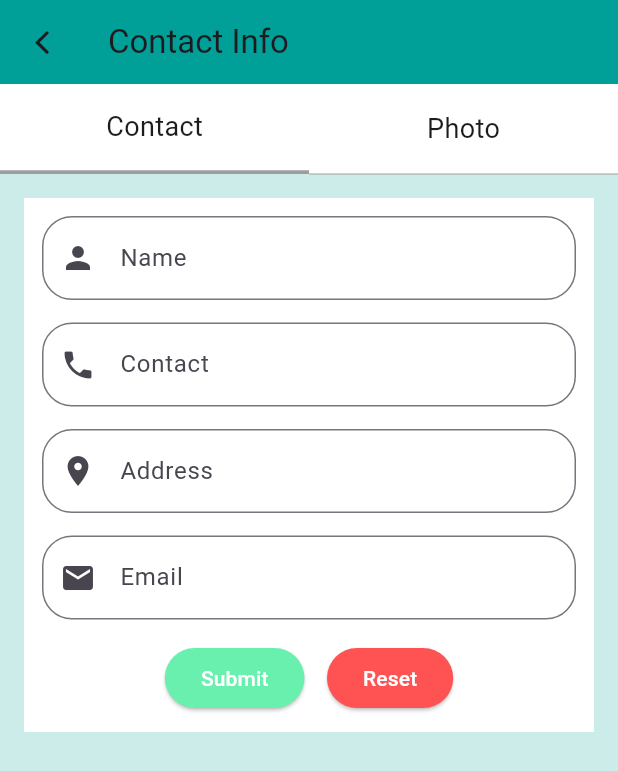
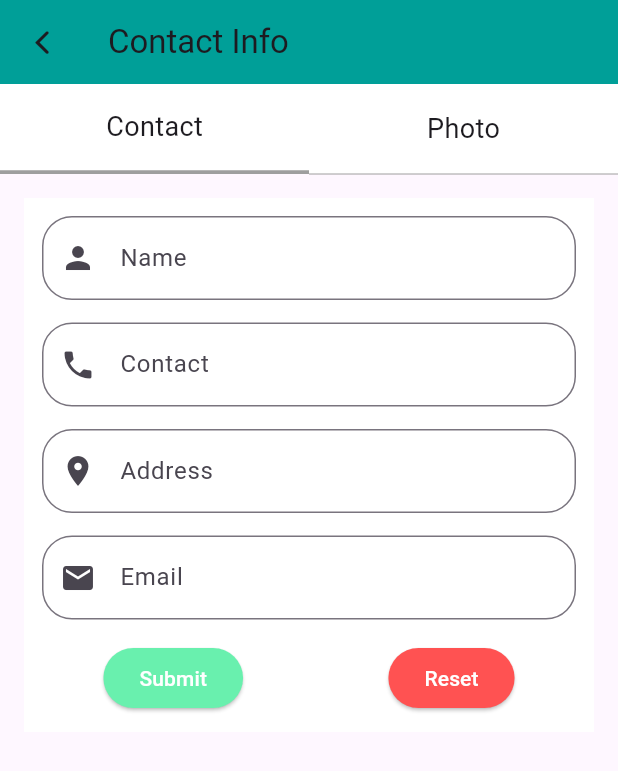
Before and after one commit to om-savani/resume_builder_app, a Flutter app: the ContactInfoPage screen opened by its route, on a phone screen of 412 x 824 dp. Shown: the top 771 px of the screen. Run offline on Flutter 3.47's test engine with Material 3 defaults, Android fonts, the phone set to English and light mode, and no system bars; missing offline and left inert: flexible_grid_view; network calls fail.

Commit message:
07/08/2024 -contect page/textformfield complete

```diff
--- a/lib/main.dart
+++ b/lib/main.dart
@@ -12,7 +12,7 @@ class MyApp extends StatelessWidget {
   Widget build(BuildContext context) {
     return MaterialApp(
       theme: ThemeData(
-        scaffoldBackgroundColor: Color(0xff009f98).withOpacity(0.2),
+        // scaffoldBackgroundColor: Color(0xff009f98).withOpacity(0.2),
         appBarTheme: AppBarTheme(
           backgroundColor: Color(0xff009f98).withOpacity(0.2),
         ),
--- a/lib/screens/buider_options_pages/contact_info/contact_info_page.dart
+++ b/lib/screens/buider_options_pages/contact_info/contact_info_page.dart
@@ -15,7 +15,12 @@ class ContactInfoPage extends StatefulWidget {
 class _ContactInfoPageState extends State<ContactInfoPage> {
   int index = 0;
   bool hide = true;
-
+  String? name, phone, address, email;
+  GlobalKey<FormState> formKey = GlobalKey<FormState>();
+  TextEditingController nameController = TextEditingController();
+  TextEditingController phoneController = TextEditingController();
+  TextEditingController addressController = TextEditingController();
+  TextEditingController emailController = TextEditingController();
   void setIndex(int i) {
     index = i;
     setState(() {});
@@ -105,10 +110,20 @@ class _ContactInfoPageState extends State<ContactInfoPage> {
                           // color: Color(0xff009f98),
                           color: Colors.white),
                       padding: const EdgeInsets.all(12),
+                      child: Form(
+                        key: formKey,
+                        child: SingleChildScrollView(
                           child: Column(
                             mainAxisSize: MainAxisSize.min,
                             children: [
-                          TextField(
+                              TextFormField(
+                                validator: (val) {
+                                  if (val!.isEmpty) {
+                                    return "Please enter name";
+                                  }
+                                  return null;
+                                },
+                                controller: nameController,
                                 textInputAction: TextInputAction.next,
                                 decoration: InputDecoration(
                                   labelText: "Name",
@@ -120,7 +135,14 @@ class _ContactInfoPageState extends State<ContactInfoPage> {
                                 ),
                               ),
                               15.h,
-                          TextField(
+                              TextFormField(
+                                validator: (val) {
+                                  if (val!.isEmpty) {
+                                    return "Please enter phone number";
+                                  }
+                                  return null;
+                                },
+                                controller: phoneController,
                                 textInputAction: TextInputAction.next,
                                 keyboardType: TextInputType.phone,
                                 decoration: InputDecoration(
@@ -133,7 +155,14 @@ class _ContactInfoPageState extends State<ContactInfoPage> {
                                 ),
                               ),
                               15.h,
-                          TextField(
+                              TextFormField(
+                                validator: (val) {
+                                  if (val!.isEmpty) {
+                                    return "Please enter address";
+                                  }
+                                  return null;
+                                },
+                                controller: addressController,
                                 textInputAction: TextInputAction.next,
                                 decoration: InputDecoration(
                                   labelText: "Address",
@@ -145,7 +174,14 @@ class _ContactInfoPageState extends State<ContactInfoPage> {
                                 ),
                               ),
                               15.h,
-                          TextField(
+                              TextFormField(
+                                validator: (val) {
+                                  if (val!.isEmpty) {
+                                    return "Please enter email";
+                                  }
+                                  return null;
+                                },
+                                controller: emailController,
                                 textInputAction: TextInputAction.next,
                                 keyboardType: TextInputType.emailAddress,
                                 decoration: InputDecoration(
@@ -159,36 +195,48 @@ class _ContactInfoPageState extends State<ContactInfoPage> {
                               ),
                               15.h,
                               Row(
-                            mainAxisAlignment: MainAxisAlignment.center,
+                                mainAxisAlignment:
+                                    MainAxisAlignment.spaceEvenly,
                                 children: [
                                   ElevatedButton(
-                                onPressed: () {},
-                                child: const Text(
-                                  "Submit",
-                                ),
+                                    onPressed: () {
+                                      bool valid =
+                                          formKey.currentState!.validate();
+                                    },
                                     style: ButtonStyle(
                                       backgroundColor: WidgetStateProperty.all(
                                           Colors.greenAccent),
                                       foregroundColor:
                                           WidgetStateProperty.all(Colors.white),
                                     ),
+                                    child: const Text(
+                                      "Submit",
+                                    ),
                                   ),
                                   15.w,
                                   ElevatedButton(
-                                onPressed: () {},
+                                    onPressed: () {
+                                      nameController.clear();
+                                      phoneController.clear();
+                                      addressController.clear();
+                                      emailController.clear();
+                                      setState(() {});
+                                    },
+                                    style: ButtonStyle(
+                                      backgroundColor: WidgetStateProperty.all(
+                                          Colors.redAccent),
+                                      foregroundColor:
+                                          WidgetStateProperty.all(Colors.white),
+                                    ),
                                     child: const Text(
                                       "Reset",
-                                ),
-                                style: ButtonStyle(
-                                  backgroundColor:
-                                      WidgetStateProperty.all(Colors.redAccent),
-                                  foregroundColor:
-                                      WidgetStateProperty.all(Colors.white),
                                     ),
                                   ),
                                 ],
                               ),
                             ],
+                          ),
+                        ),
                       ),
                     ),
                     // Photo Page
```
Lines whose indentation alone changed are shown as unchanged.
